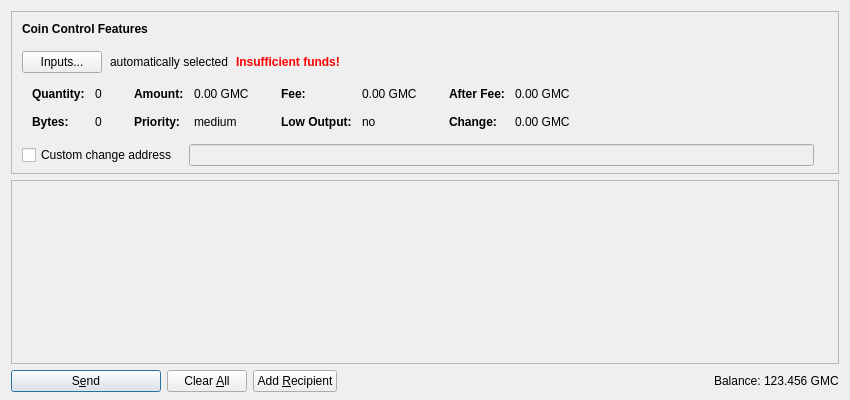
Before: the Qt Designer form src/qt/forms/sendcoinsdialog.ui in samadsajanlal/GameCredits-0.9.5, drawn with Qt 5.
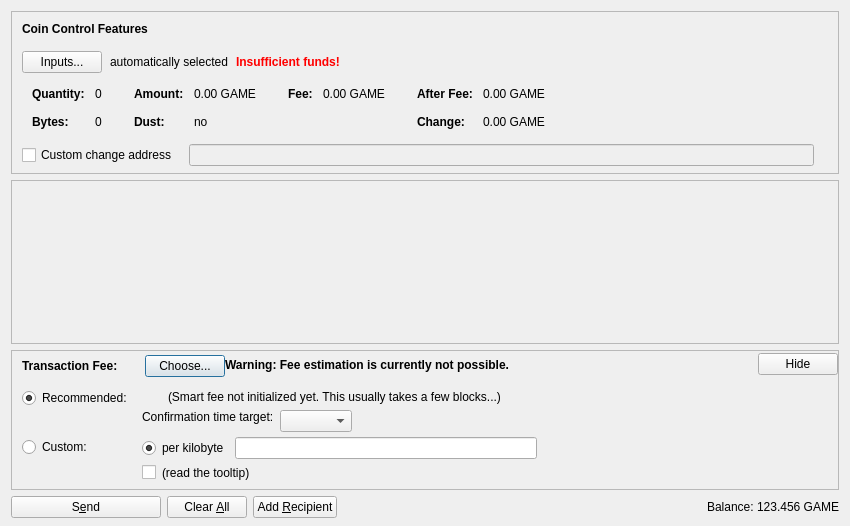
After: the same form once the commit is applied. Icons and pictures are not drawn. Custom widgets are drawn as their Qt base class.

```diff
--- a/src/qt/forms/sendcoinsdialog.ui
+++ b/src/qt/forms/sendcoinsdialog.ui
@@ -7,13 +7,13 @@
     <x>0</x>
     <y>0</y>
     <width>850</width>
-    <height>400</height>
+    <height>526</height>
    </rect>
   </property>
   <property name="windowTitle">
    <string>Send Coins</string>
   </property>
-  <layout class="QVBoxLayout" name="verticalLayout" stretch="0,1,0">
+  <layout class="QVBoxLayout" name="verticalLayout" stretch="0,1,0,0">
    <property name="bottomMargin">
     <number>8</number>
    </property>
@@ -109,6 +109,9 @@
             <property name="text">
              <string>Inputs...</string>
             </property>
+            <property name="autoDefault">
+             <bool>false</bool>
+            </property>
            </widget>
           </item>
           <item>
@@ -321,7 +324,7 @@
                   <enum>Qt::ActionsContextMenu</enum>
                  </property>
                  <property name="text">
-                  <string notr="true">0.00 GMC</string>
+                  <string notr="true">0.00 GAME</string>
                  </property>
                  <property name="textInteractionFlags">
                   <set>Qt::LinksAccessibleByMouse|Qt::TextSelectableByKeyboard|Qt::TextSelectableByMouse</set>
@@ -329,7 +332,7 @@
                 </widget>
                </item>
                <item row="1" column="0">
-                <widget class="QLabel" name="labelCoinControlPriorityText">
+                <widget class="QLabel" name="labelCoinControlLowOutputText">
                  <property name="font">
                   <font>
                    <weight>75</weight>
@@ -337,12 +340,12 @@
                   </font>
                  </property>
                  <property name="text">
-                  <string>Priority:</string>
+                  <string>Dust:</string>
                  </property>
                 </widget>
                </item>
                <item row="1" column="1">
-                <widget class="QLabel" name="labelCoinControlPriority">
+                <widget class="QLabel" name="labelCoinControlLowOutput">
                  <property name="cursor">
                   <cursorShape>IBeamCursor</cursorShape>
                  </property>
@@ -350,7 +353,7 @@
                   <enum>Qt::ActionsContextMenu</enum>
                  </property>
                  <property name="text">
-                  <string notr="true">medium</string>
+                  <string notr="true">no</string>
                  </property>
                  <property name="textInteractionFlags">
                   <set>Qt::LinksAccessibleByMouse|Qt::TextSelectableByKeyboard|Qt::TextSelectableByMouse</set>
@@ -401,36 +404,7 @@
                   <enum>Qt::ActionsContextMenu</enum>
                  </property>
                  <property name="text">
-                  <string notr="true">0.00 GMC</string>
-                 </property>
-                 <property name="textInteractionFlags">
-                  <set>Qt::LinksAccessibleByMouse|Qt::TextSelectableByKeyboard|Qt::TextSelectableByMouse</set>
-                 </property>
-                </widget>
-               </item>
-               <item row="1" column="0">
-                <widget class="QLabel" name="labelCoinControlLowOutputText">
-                 <property name="font">
-                  <font>
-                   <weight>75</weight>
-                   <bold>true</bold>
-                  </font>
-                 </property>
-                 <property name="text">
-                  <string>Low Output:</string>
-                 </property>
-                </widget>
-               </item>
-               <item row="1" column="1">
-                <widget class="QLabel" name="labelCoinControlLowOutput">
-                 <property name="cursor">
-                  <cursorShape>IBeamCursor</cursorShape>
-                 </property>
-                 <property name="contextMenuPolicy">
-                  <enum>Qt::ActionsContextMenu</enum>
-                 </property>
-                 <property name="text">
-                  <string notr="true">no</string>
+                  <string notr="true">0.00 GAME</string>
                  </property>
                  <property name="textInteractionFlags">
                   <set>Qt::LinksAccessibleByMouse|Qt::TextSelectableByKeyboard|Qt::TextSelectableByMouse</set>
@@ -481,7 +455,7 @@
                   <enum>Qt::ActionsContextMenu</enum>
                  </property>
                  <property name="text">
-                  <string notr="true">0.00 GMC</string>
+                  <string notr="true">0.00 GAME</string>
                  </property>
                  <property name="textInteractionFlags">
                   <set>Qt::LinksAccessibleByMouse|Qt::TextSelectableByKeyboard|Qt::TextSelectableByMouse</set>
@@ -510,7 +484,7 @@
                   <enum>Qt::ActionsContextMenu</enum>
                  </property>
                  <property name="text">
-                  <string notr="true">0.00 GMC</string>
+                  <string notr="true">0.00 GAME</string>
                  </property>
                  <property name="textInteractionFlags">
                   <set>Qt::LinksAccessibleByMouse|Qt::TextSelectableByKeyboard|Qt::TextSelectableByMouse</set>
@@ -614,7 +588,7 @@
         <x>0</x>
         <y>0</y>
         <width>830</width>
-        <height>178</height>
+        <height>104</height>
        </rect>
       </property>
       <layout class="QVBoxLayout" name="verticalLayout_2" stretch="0,1">
@@ -654,6 +628,510 @@
      </widget>
     </widget>
    </item>
+   <item>
+    <widget class="QFrame" name="frameFee">
+     <property name="sizePolicy">
+      <sizepolicy hsizetype="Expanding" vsizetype="Expanding">
+       <horstretch>0</horstretch>
+       <verstretch>0</verstretch>
+      </sizepolicy>
+     </property>
+     <property name="maximumSize">
+      <size>
+       <width>16777215</width>
+       <height>16777215</height>
+      </size>
+     </property>
+     <property name="frameShape">
+      <enum>QFrame::StyledPanel</enum>
+     </property>
+     <property name="frameShadow">
+      <enum>QFrame::Sunken</enum>
+     </property>
+     <layout class="QVBoxLayout" name="verticalLayoutFee1">
+      <property name="spacing">
+       <number>0</number>
+      </property>
+      <property name="leftMargin">
+       <number>0</number>
+      </property>
+      <property name="topMargin">
+       <number>0</number>
+      </property>
+      <property name="rightMargin">
+       <number>0</number>
+      </property>
+      <property name="bottomMargin">
+       <number>0</number>
+      </property>
+      <item>
+       <layout class="QVBoxLayout" name="verticalLayoutFee2" stretch="0,0,0">
+        <property name="spacing">
+         <number>0</number>
+        </property>
+        <property name="leftMargin">
+         <number>10</number>
+        </property>
+        <property name="topMargin">
+         <number>0</number>
+        </property>
+        <item>
+         <layout class="QHBoxLayout" name="horizontalLayoutFee1">
+          <property name="bottomMargin">
+           <number>0</number>
+          </property>
+          <item>
+           <layout class="QVBoxLayout" name="verticalLayoutFee7">
+            <property name="spacing">
+             <number>0</number>
+            </property>
+            <item>
+             <spacer name="verticalSpacerSmartFee">
+              <property name="orientation">
+               <enum>Qt::Vertical</enum>
+              </property>
+              <property name="sizeType">
+               <enum>QSizePolicy::Fixed</enum>
+              </property>
+              <property name="sizeHint" stdset="0">
+               <size>
+                <width>1</width>
+                <height>4</height>
+               </size>
+              </property>
+             </spacer>
+            </item>
+            <item>
+             <layout class="QHBoxLayout" name="horizontalLayoutSmartFee">
+              <property name="spacing">
+               <number>10</number>
+              </property>
+              <item>
+               <widget class="QLabel" name="labelFeeHeadline">
+                <property name="sizePolicy">
+                 <sizepolicy hsizetype="Preferred" vsizetype="Maximum">
+                  <horstretch>0</horstretch>
+                  <verstretch>0</verstretch>
+                 </sizepolicy>
+                </property>
+                <property name="font">
+                 <font>
+                  <weight>75</weight>
+                  <bold>true</bold>
+                 </font>
+                </property>
+                <property name="styleSheet">
+                 <string notr="true">font-weight:bold;</string>
+                </property>
+                <property name="text">
+                 <string>Transaction Fee:</string>
+                </property>
+               </widget>
+              </item>
+              <item>
+               <widget class="QLabel" name="labelFeeMinimized">
+                <property name="text">
+                 <string/>
+                </property>
+               </widget>
+              </item>
+              <item>
+               <widget class="QPushButton" name="buttonChooseFee">
+                <property name="text">
+                 <string>Choose...</string>
+                </property>
+               </widget>
+              </item>
+             </layout>
+            </item>
+            <item>
+             <spacer name="verticalSpacer_5">
+              <property name="orientation">
+               <enum>Qt::Vertical</enum>
+              </property>
+              <property name="sizeHint" stdset="0">
+               <size>
+                <width>1</width>
+                <height>1</height>
+               </size>
+              </property>
+             </spacer>
+            </item>
+           </layout>
+          </item>
+          <item>
+           <widget class="QLabel" name="fallbackFeeWarningLabel">
+            <property name="toolTip">
+             <string>Using the fallbackfee can result in sending a transaction that will take several hours or days (or never) to confirm. Consider choosing your fee manually or wait until you have validated the complete chain.</string>
+            </property>
+            <property name="font">
+            <font>
+                <weight>75</weight>
+                <bold>true</bold>
+            </font>
+            </property>
+            <property name="text">
+             <string>Warning: Fee estimation is currently not possible.</string>
+            </property>
+            <property name="wordWrap">
+             <bool>false</bool>
+            </property>
+           </widget>
+          </item>
+          <item>
+           <spacer name="horizontalSpacer_4">
+            <property name="orientation">
+             <enum>Qt::Horizontal</enum>
+            </property>
+            <property name="sizeType">
+             <enum>QSizePolicy::MinimumExpanding</enum>
+            </property>
+            <property name="sizeHint" stdset="0">
+             <size>
+              <width>40</width>
+              <height>20</height>
+             </size>
+            </property>
+           </spacer>
+          </item>
+          <item>
+           <widget class="QPushButton" name="buttonMinimizeFee">
+            <property name="toolTip">
+             <string>collapse fee-settings</string>
+            </property>
+            <property name="text">
+             <string>Hide</string>
+            </property>
+           </widget>
+          </item>
+         </layout>
+        </item>
+        <item>
+         <widget class="QFrame" name="frameFeeSelection">
+          <layout class="QVBoxLayout" name="verticalLayoutFee12">
+           <property name="spacing">
+            <number>0</number>
+           </property>
+           <property name="leftMargin">
+            <number>0</number>
+           </property>
+           <property name="topMargin">
+            <number>0</number>
+           </property>
+           <property name="rightMargin">
+            <number>0</number>
+           </property>
+           <property name="bottomMargin">
+            <number>0</number>
+           </property>
+           <item>
+            <layout class="QGridLayout" name="gridLayoutFee">
+             <property name="topMargin">
+              <number>10</number>
+             </property>
+             <property name="bottomMargin">
+              <number>4</number>
+             </property>
+             <property name="horizontalSpacing">
+              <number>10</number>
+             </property>
+             <property name="verticalSpacing">
+              <number>4</number>
+             </property>
+             <item row="1" column="1">
+              <layout class="QVBoxLayout" name="verticalLayoutFee8">
+               <property name="spacing">
+                <number>6</number>
+               </property>
+               <item>
+                <layout class="QHBoxLayout" name="horizontalLayoutFee13">
+                 <item>
+                  <widget class="QRadioButton" name="radioCustomPerKilobyte">
+                   <property name="toolTip">
+                    <string>If the custom fee is set to 1000 satoshis and the transaction is only 250 bytes, then &quot;per kilobyte&quot; only pays 250 satoshis in fee, while &quot;total at least&quot; pays 1000 satoshis. For transactions bigger than a kilobyte both pay by kilobyte.</string>
+                   </property>
+                   <property name="text">
+                    <string>per kilobyte</string>
+                   </property>
+                   <property name="checked">
+                    <bool>true</bool>
+                   </property>
+                   <attribute name="buttonGroup">
+                    <string notr="true">groupCustomFee</string>
+                   </attribute>
+                  </widget>
+                 </item>
+                 <item>
+                  <widget class="BitcoinAmountField" name="customFee"/>
+                 </item>
+                 <item>
+                  <spacer name="horizontalSpacer_6">
+                   <property name="orientation">
+                    <enum>Qt::Horizontal</enum>
+                   </property>
+                   <property name="sizeHint" stdset="0">
+                    <size>
+                     <width>1</width>
+                     <height>1</height>
+                    </size>
+                   </property>
+                  </spacer>
+                 </item>
+                </layout>
+               </item>
+               <item>
+                <layout class="QHBoxLayout" name="horizontalLayoutFee8">
+                 <item>
+                  <widget class="QCheckBox" name="checkBoxMinimumFee">
+                   <property name="toolTip">
+                    <string>Paying only the minimum fee is just fine as long as there is less transaction volume than space in the blocks. But be aware that this can end up in a never confirming transaction once there is more demand for gamecredits transactions than the network can process.</string>
+                   </property>
+                   <property name="text">
+                    <string/>
+                   </property>
+                  </widget>
+                 </item>
+                 <item>
+                  <widget class="QLabel" name="labelMinFeeWarning">
+                   <property name="enabled">
+                    <bool>true</bool>
+                   </property>
+                   <property name="toolTip">
+                    <string>Paying only the minimum fee is just fine as long as there is less transaction volume than space in the blocks. But be aware that this can end up in a never confirming transaction once there is more demand for gamecredits transactions than the network can process.</string>
+                   </property>
+                   <property name="text">
+                    <string>(read the tooltip)</string>
+                   </property>
+                   <property name="margin">
+                    <number>5</number>
+                   </property>
+                  </widget>
+                 </item>
+                 <item>
+                  <spacer name="horizontalSpacer_2">
+                   <property name="orientation">
+                    <enum>Qt::Horizontal</enum>
+                   </property>
+                   <property name="sizeHint" stdset="0">
+                    <size>
+                     <width>1</width>
+                     <height>1</height>
+                    </size>
+                   </property>
+                  </spacer>
+                 </item>
+                </layout>
+               </item>
+              </layout>
+             </item>
+             <item row="0" column="0">
+              <layout class="QVBoxLayout" name="verticalLayoutFee4" stretch="0,1">
+               <item>
+                <widget class="QRadioButton" name="radioSmartFee">
+                 <property name="text">
+                  <string>Recommended:</string>
+                 </property>
+                 <property name="checked">
+                  <bool>true</bool>
+                 </property>
+                 <attribute name="buttonGroup">
+                  <string notr="true">groupFee</string>
+                 </attribute>
+                </widget>
+               </item>
+               <item>
+                <spacer name="verticalSpacer_2">
+                 <property name="orientation">
+                  <enum>Qt::Vertical</enum>
+                 </property>
+                 <property name="sizeHint" stdset="0">
+                  <size>
+                   <width>1</width>
+                   <height>1</height>
+                  </size>
+                 </property>
+                </spacer>
+               </item>
+              </layout>
+             </item>
+             <item row="1" column="0">
+              <layout class="QVBoxLayout" name="verticalLayoutFee9" stretch="0,1">
+               <item>
+                <widget class="QRadioButton" name="radioCustomFee">
+                 <property name="text">
+                  <string>Custom:</string>
+                 </property>
+                 <attribute name="buttonGroup">
+                  <string notr="true">groupFee</string>
+                 </attribute>
+                </widget>
+               </item>
+               <item>
+                <spacer name="verticalSpacer_6">
+                 <property name="orientation">
+                  <enum>Qt::Vertical</enum>
+                 </property>
+                 <property name="sizeHint" stdset="0">
+                  <size>
+                   <width>1</width>
+                   <height>1</height>
+                  </size>
+                 </property>
+                </spacer>
+               </item>
+              </layout>
+             </item>
+             <item row="0" column="1">
+              <layout class="QVBoxLayout" name="verticalLayoutFee3" stretch="0,0,1">
+               <property name="spacing">
+                <number>6</number>
+               </property>
+               <property name="topMargin">
+                <number>2</number>
+               </property>
+               <item>
+                <layout class="QHBoxLayout" name="horizontalLayoutFee12">
+                 <item>
+                  <widget class="QLabel" name="labelSmartFee">
+                   <property name="text">
+                    <string/>
+                   </property>
+                   <property name="margin">
+                    <number>2</number>
+                   </property>
+                  </widget>
+                 </item>
+                 <item>
+                  <widget class="QLabel" name="labelFeeEstimation">
+                   <property name="text">
+                    <string/>
+                   </property>
+                  </widget>
+                 </item>
+                 <item>
+                  <widget class="QLabel" name="labelSmartFee2">
+                   <property name="text">
+                    <string>(Smart fee not initialized yet. This usually takes a few blocks...)</string>
+                   </property>
+                   <property name="margin">
+                    <number>2</number>
+                   </property>
+                  </widget>
+                 </item>
+                 <item>
+                  <spacer name="horizontalSpacer_5">
+                   <property name="orientation">
+                    <enum>Qt::Horizontal</enum>
+                   </property>
+                   <property name="sizeHint" stdset="0">
+                    <size>
+                     <width>1</width>
+                     <height>1</height>
+                    </size>
+                   </property>
+                  </spacer>
+                 </item>
+                </layout>
+               </item>
+               <item>
+                <layout class="QHBoxLayout" name="horizontalLayoutFee9">
+                 <item>
+                  <layout class="QVBoxLayout" name="verticalLayoutFee6">
+                   <item>
+                    <widget class="QLabel" name="labelSmartFee3">
+                     <property name="text">
+                      <string>Confirmation time target:</string>
+                     </property>
+                     <property name="margin">
+                      <number>2</number>
+                     </property>
+                    </widget>
+                   </item>
+                   <item>
+                    <spacer name="verticalSpacer_3">
+                     <property name="orientation">
+                      <enum>Qt::Vertical</enum>
+                     </property>
+                     <property name="sizeHint" stdset="0">
+                      <size>
+                       <width>1</width>
+                       <height>1</height>
+                      </size>
+                     </property>
+                    </spacer>
+                   </item>
+                  </layout>
+                 </item>
+                 <item>
+                  <layout class="QVBoxLayout" name="verticalLayoutFee5">
+                   <property name="rightMargin">
+                    <number>30</number>
+                   </property>
+                   <item>
+                    <layout class="QHBoxLayout" name="horizontalLayoutConfTarget">
+                     <property name="bottomMargin">
+                      <number>0</number>
+                     </property>
+                     <item>
+                      <widget class="QComboBox" name="confTargetSelector"/>
+                     </item>
+                     <item>
+                      <spacer name="horizontalSpacerConfTarget">
+                       <property name="orientation">
+                        <enum>Qt::Horizontal</enum>
+                       </property>
+                       <property name="sizeHint" stdset="0">
+                        <size>
+                         <width>40</width>
+                         <height>20</height>
+                        </size>
+                       </property>
+                      </spacer>
+                     </item>
+                    </layout>
+                   </item>
+                  </layout>
+                 </item>
+                </layout>
+               </item>
+               <item>
+                <spacer name="verticalSpacer_4">
+                 <property name="orientation">
+                  <enum>Qt::Vertical</enum>
+                 </property>
+                 <property name="sizeHint" stdset="0">
+                  <size>
+                   <width>1</width>
+                   <height>1</height>
+                  </size>
+                 </property>
+                </spacer>
+               </item>
+              </layout>
+             </item>
+            </layout>
+           </item>
+          </layout>
+         </widget>
+        </item>
+        <item>
+         <spacer name="verticalSpacerFee">
+          <property name="orientation">
+           <enum>Qt::Vertical</enum>
+          </property>
+          <property name="sizeHint" stdset="0">
+           <size>
+            <width>40</width>
+            <height>5</height>
+           </size>
+          </property>
+         </spacer>
+        </item>
+       </layout>
+      </item>
+     </layout>
+    </widget>
+   </item>
    <item>
     <layout class="QHBoxLayout" name="horizontalLayout">
      <item>
@@ -674,8 +1152,11 @@
         <iconset resource="../bitcoin.qrc">
          <normaloff>:/icons/send</normaloff>:/icons/send</iconset>
        </property>
+       <property name="autoDefault">
+        <bool>false</bool>
+       </property>
        <property name="default">
-        <bool>true</bool>
+        <bool>false</bool>
        </property>
       </widget>
      </item>
@@ -697,9 +1178,6 @@
         <iconset resource="../bitcoin.qrc">
          <normaloff>:/icons/remove</normaloff>:/icons/remove</iconset>
        </property>
-       <property name="autoRepeatDelay">
-        <number>300</number>
-       </property>
        <property name="autoDefault">
         <bool>false</bool>
        </property>
@@ -765,7 +1243,7 @@
           <cursorShape>IBeamCursor</cursorShape>
          </property>
          <property name="text">
-          <string notr="true">123.456 GMC</string>
+          <string notr="true">123.456 GAME</string>
          </property>
          <property name="textInteractionFlags">
           <set>Qt::LinksAccessibleByMouse|Qt::TextSelectableByKeyboard|Qt::TextSelectableByMouse</set>
@@ -784,6 +1262,12 @@
    <extends>QLineEdit</extends>
    <header>qvalidatedlineedit.h</header>
   </customwidget>
+  <customwidget>
+   <class>BitcoinAmountField</class>
+   <extends>QLineEdit</extends>
+   <header>bitcoinamountfield.h</header>
+   <container>1</container>
+  </customwidget>
  </customwidgets>
  <resources>
   <include location="../bitcoin.qrc"/>
```
Left out of the diff: 4 changed lines with no effect on the pictures.
